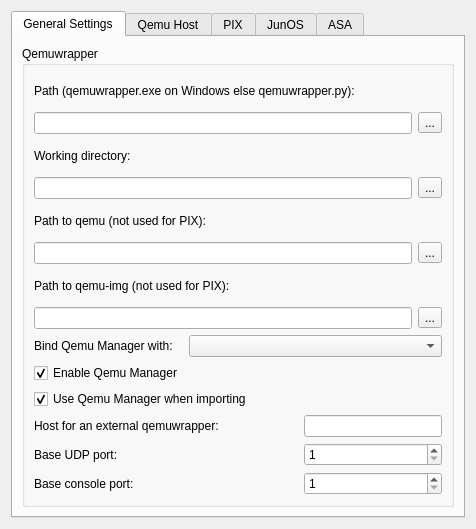
Before: the Qt Designer form src/GNS3/Ui/ConfigurationPages/Form_PreferencesQemu.ui in GNS3/gns3-legacy, drawn with Qt 5.
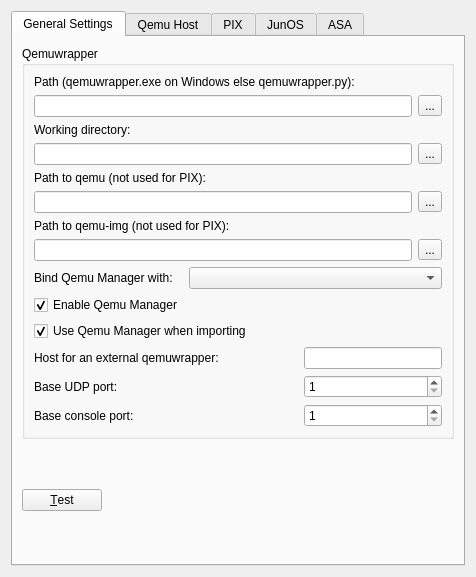
After: the same form once the commit is applied.

Commit message: [*] Relative paths + test button for Qemu stuff

Diff of the .ui file:
```diff
--- a/src/GNS3/Ui/ConfigurationPages/Form_PreferencesQemu.ui
+++ b/src/GNS3/Ui/ConfigurationPages/Form_PreferencesQemu.ui
@@ -7,7 +7,7 @@
     <x>0</x>
     <y>0</y>
     <width>476</width>
-    <height>529</height>
+    <height>577</height>
    </rect>
   </property>
   <property name="windowTitle">
@@ -197,6 +197,30 @@
          </layout>
         </widget>
        </item>
+       <item>
+        <layout class="QHBoxLayout">
+         <item>
+          <widget class="QPushButton" name="pushButtonTestQemu">
+           <property name="text">
+            <string>&amp;Test</string>
+           </property>
+          </widget>
+         </item>
+         <item>
+          <widget class="QLabel" name="labelQemuStatus">
+           <property name="sizePolicy">
+            <sizepolicy hsizetype="Expanding" vsizetype="Preferred">
+             <horstretch>0</horstretch>
+             <verstretch>0</verstretch>
+            </sizepolicy>
+           </property>
+           <property name="text">
+            <string/>
+           </property>
+          </widget>
+         </item>
+        </layout>
+       </item>
       </layout>
      </widget>
      <widget class="QWidget" name="tab_4">
```
The commit also changes 42 other files.
